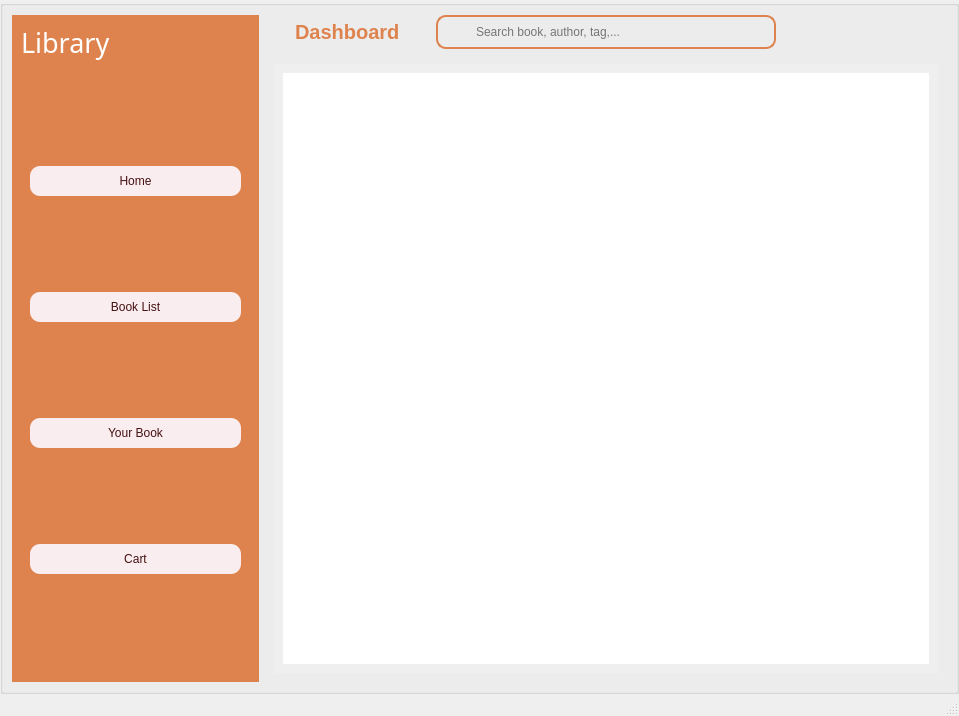
Old version of the form BMS/mainwindow.ui in the repository hoangtrungnguyen1010/Library-Management.
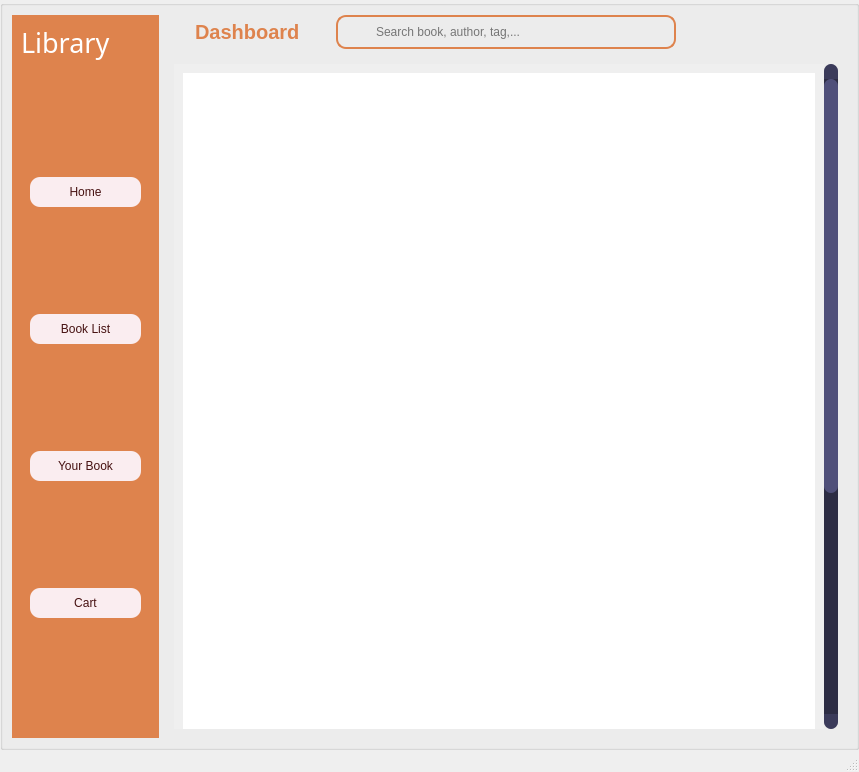
New version of the form. The open tabs and pages were chosen to show the change. Icons and pictures are not drawn.

```diff
--- a/BMS/mainwindow.ui
+++ b/BMS/mainwindow.ui
@@ -6,8 +6,8 @@
    <rect>
     <x>0</x>
     <y>0</y>
-    <width>959</width>
-    <height>716</height>
+    <width>859</width>
+    <height>772</height>
    </rect>
   </property>
   <property name="sizePolicy">
@@ -1952,8 +1952,8 @@
                   <rect>
                    <x>0</x>
                    <y>0</y>
-                   <width>64</width>
-                   <height>32</height>
+                   <width>685</width>
+                   <height>1022</height>
                   </rect>
                  </property>
                  <layout class="QVBoxLayout" name="verticalLayout_25">
@@ -1962,7 +1962,138 @@
                     <property name="minimumSize">
                      <size>
                       <width>0</width>
-                      <height>0</height>
+                      <height>1000</height>
+                     </size>
+                    </property>
+                    <property name="styleSheet">
+                     <string notr="true">background-color: white</string>
+                    </property>
+                    <property name="frameShape">
+                     <enum>QFrame::StyledPanel</enum>
+                    </property>
+                    <property name="frameShadow">
+                     <enum>QFrame::Raised</enum>
+                    </property>
+                   </widget>
+                  </item>
+                 </layout>
+                </widget>
+               </widget>
+              </item>
+             </layout>
+            </widget>
+            <widget class="QWidget" name="Cart">
+             <layout class="QVBoxLayout" name="verticalLayout_27">
+              <item>
+               <widget class="QScrollArea" name="scrollArea_3">
+                <property name="styleSheet">
+                 <string notr="true">QScrollBar:vertical {
+	border: none;
+    background: rgb(45, 45, 68);
+    width: 14px;
+    margin: 15px 0 15px 0;
+	border-radius: 0px;
+ }
+
+/*  HANDLE BAR VERTICAL */
+QScrollBar::handle:vertical {	
+	background-color: rgb(80, 80, 122);
+	min-height: 30px;
+	border-radius: 7px;
+}
+QScrollBar::handle:vertical:hover{	
+	background-color: #DE834D;
+}
+QScrollBar::handle:vertical:pressed {	
+	background-color: rgb(185, 0, 92);
+}
+
+/* BTN TOP - SCROLLBAR */
+QScrollBar::sub-line:vertical {
+	border: none;
+	background-color: rgb(59, 59, 90);
+	height: 15px;
+	border-top-left-radius: 7px;
+	border-top-right-radius: 7px;
+	subcontrol-position: top;
+	subcontrol-origin: margin;
+}
+QScrollBar::sub-line:vertical:hover {	
+	background-color: rgb(255, 0, 127);
+}
+QScrollBar::sub-line:vertical:pressed {	
+	background-color: rgb(185, 0, 92);
+}
+
+/* BTN BOTTOM - SCROLLBAR */
+QScrollBar::add-line:vertical {
+	border: none;
+	background-color: rgb(59, 59, 90);
+	height: 15px;
+	border-bottom-left-radius: 7px;
+	border-bottom-right-radius: 7px;
+	subcontrol-position: bottom;
+	subcontrol-origin: margin;
+}
+QScrollBar::add-line:vertical:hover {	
+	background-color: rgb(255, 0, 127);
+}
+QScrollBar::add-line:vertical:pressed {	
+	background-color: rgb(185, 0, 92);
+}
+
+/* RESET ARROW */
+QScrollBar::up-arrow:vertical, QScrollBar::down-arrow:vertical {
+	background: none;
+}
+QScrollBar::add-page:vertical, QScrollBar::sub-page:vertical {
+	background: none;
+}
+
+
+
+/* HORIZONTAL SCROLLBAR - HOMEWORK */
+QScrollBar:horizontal {
+   
+}
+QScrollBar::handle:horizontal {
+    
+}
+QScrollBar::add-line:horizontal {
+    
+}
+QScrollBar::sub-line:horizontal {
+    
+}
+QScrollBar::up-arrow:horizontal, QScrollBar::down-arrow:horizontal
+{
+
+}
+QScrollBar::add-page:horizontal, QScrollBar::sub-page:horizontal
+{
+
+}
+</string>
+                </property>
+                <property name="widgetResizable">
+                 <bool>true</bool>
+                </property>
+                <widget class="QWidget" name="scrollAreaWidgetContents_3">
+                 <property name="geometry">
+                  <rect>
+                   <x>0</x>
+                   <y>0</y>
+                   <width>685</width>
+                   <height>1022</height>
+                  </rect>
+                 </property>
+                 <layout class="QVBoxLayout" name="verticalLayout_26">
+                  <item>
+                   <widget class="QFrame" name="frame_18">
+                    <property name="minimumSize">
+                     <size>
+                      <width>0</width>
+                      <height>1000</height>
                      </size>
                     </property>
                     <property name="styleSheet">
```
Left out of the diff: 49 changed lines with no effect on the pictures.
